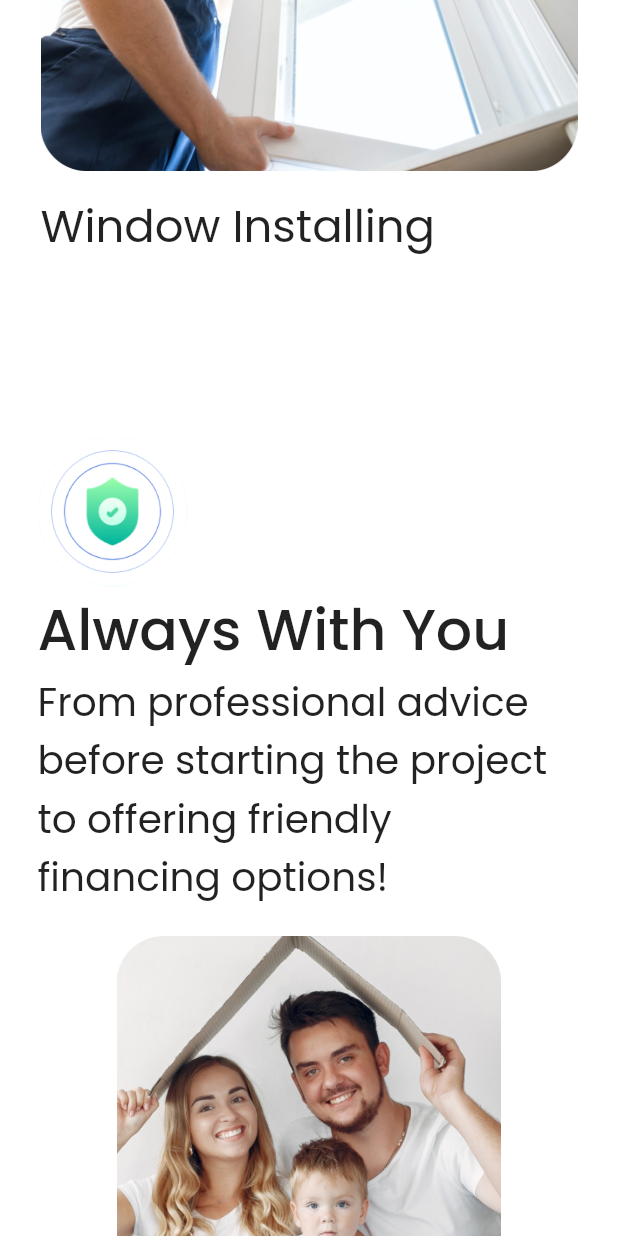
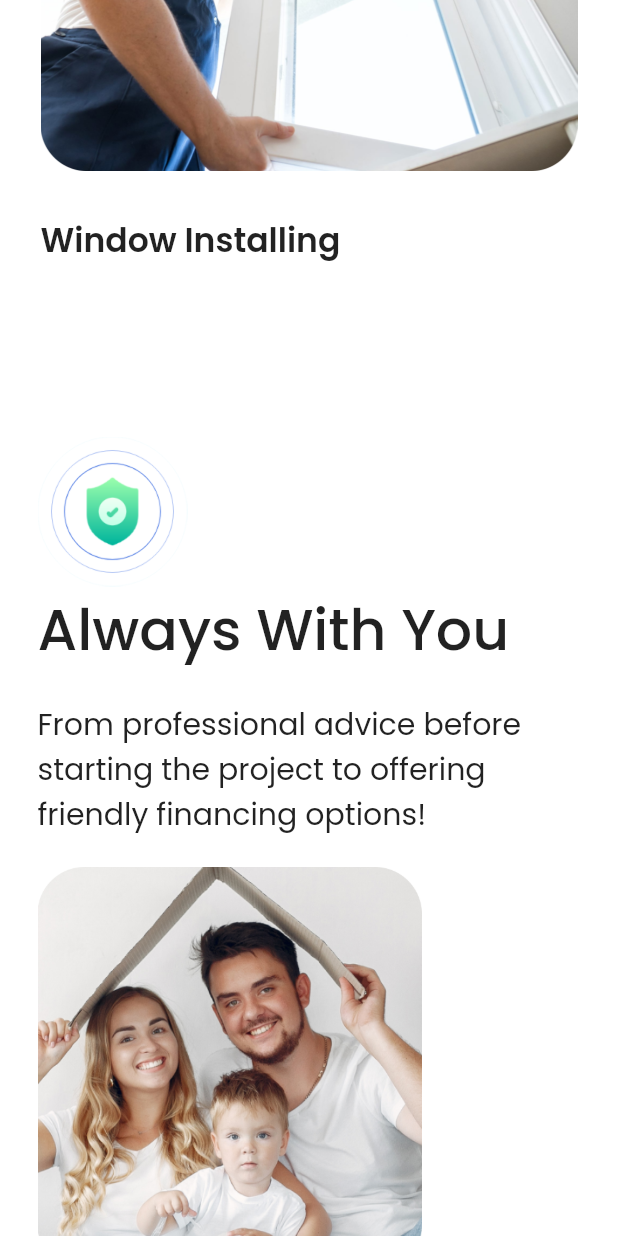
Before and after one commit to JorgeZapata27/Roofing123, a Flutter app: the screen it shows after launch, scrolled down 2304 dp, on a phone screen of 412 x 824 dp. Run offline on Flutter 3.47's test engine with Material 2 defaults, Android fonts, the phone set to English and light mode, and no system bars; our stand-ins replace google_fonts.

Commit message:
update mobile 4

```diff
--- a/lib/pages/home_large.dart
+++ b/lib/pages/home_large.dart
@@ -1069,9 +1069,9 @@ class _HomePageLargeState extends State<HomePageLarge> {
             width: MediaQuery.of(context).size.width,
             child: Padding(
               padding: EdgeInsets.only(
-                  // left: 118,
-                  // right: 118,
-                  ),
+                left: 118,
+                right: 118,
+              ),
               child: Row(
                 crossAxisAlignment: CrossAxisAlignment.center,
                 mainAxisAlignment: MainAxisAlignment.spaceEvenly,
--- a/lib/pages/home_small.dart
+++ b/lib/pages/home_small.dart
@@ -363,15 +363,15 @@ class _HomePageSmallState extends State<HomePageSmall> {
               ),
             ),
             SizedBox(
-              height: 14,
+              height: 30,
             ),
             Container(
               width: 358,
               child: Styles.regular(
                 name,
-                fontSize: 30,
+                fontSize: 22,
                 align: TextAlign.left,
-                weight: FontWeight.w400,
+                weight: FontWeight.w600,
               ),
             ),
             SizedBox(
--- a/lib/widgets/main_button.dart
+++ b/lib/widgets/main_button.dart
@@ -33,7 +33,7 @@ class MainButton extends StatelessWidget {
           child: Center(
             child: Styles.regular(
               text!,
-              weight: isBold! ? FontWeight.bold : FontWeight.normal,
+              weight: isBold! ? FontWeight.bold : FontWeight.bold,
               color: Colors.white,
               fontSize: 15,
             ),
--- a/lib/widgets/slider/mobile_slide_item.dart
+++ b/lib/widgets/slider/mobile_slide_item.dart
@@ -36,23 +36,24 @@ class MobileSlideItem extends StatelessWidget {
                   weight: FontWeight.w500,
                 ),
               ),
+              SizedBox(
+                height: 20,
+              ),
               Padding(
                 padding: EdgeInsets.only(),
                 child: Styles.regular(
                   slideList[index].desc,
-                  fontSize: 26,
+                  fontSize: 20,
                   weight: FontWeight.w400,
                 ),
               ),
               SizedBox(
                 height: 20,
               ),
-              Center(
-                child: Container(
-                  height: 270,
-                  child: Image.asset(
-                    slideList[index].imageName,
-                  ),
+              Container(
+                height: 270,
+                child: Image.asset(
+                  slideList[index].imageName,
                 ),
               ),
             ],
```
